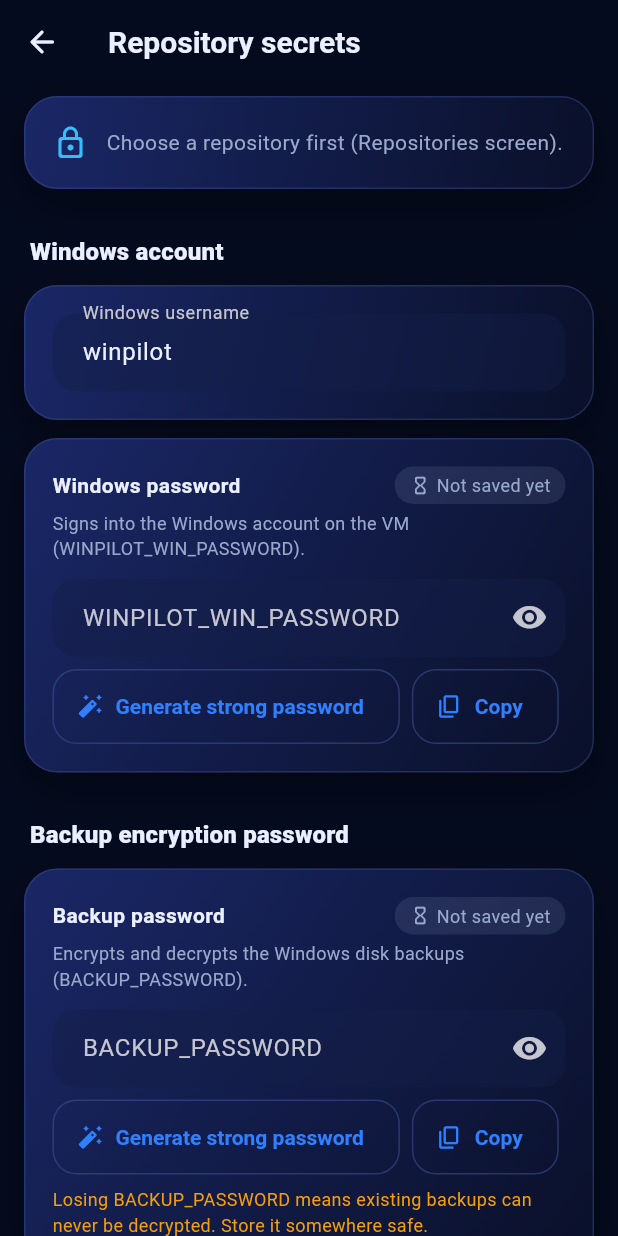
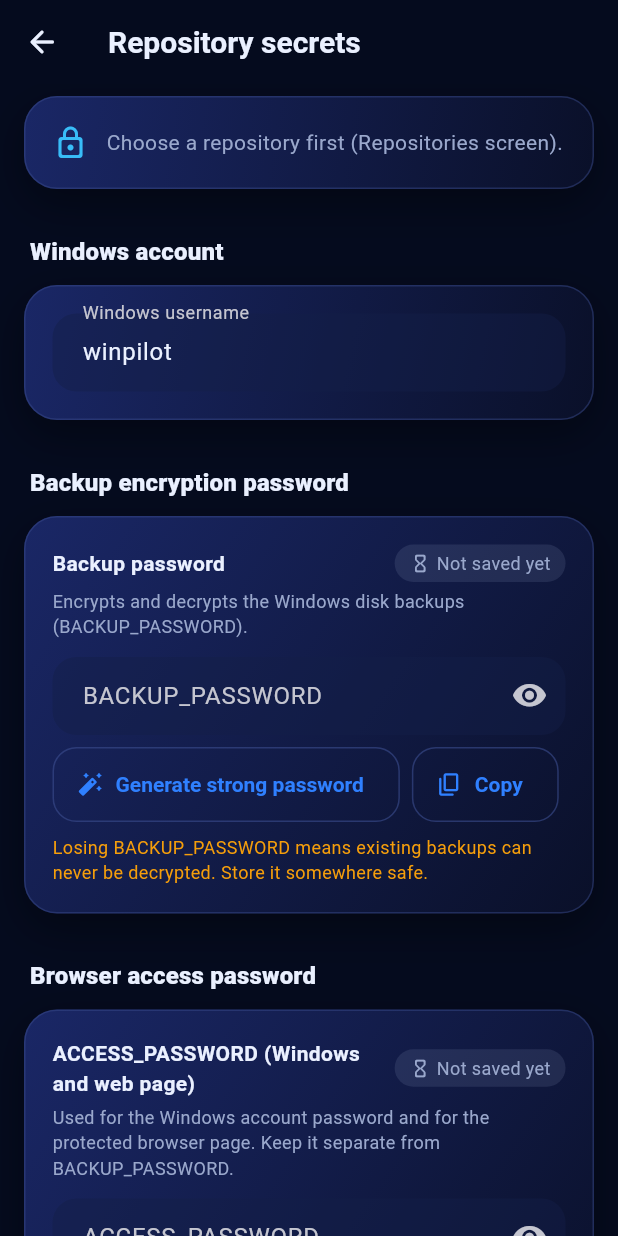
Before and after one commit to abiedadam0077/Windows-11-pro, a Flutter app: the SecretsPage screen opened by its route, on a phone screen of 412 x 824 dp. Run offline on Flutter 3.47's test engine with Material 3 defaults, Android fonts, the phone set to English and light mode, and no system bars; our stand-ins replace dio, file_picker, flutter_local_notifications, flutter_riverpod, flutter_secure_storage, go_router and 2 more; missing offline and left inert: pinenacl; accounts and stored records are empty.

Commit message:
One workflow secret set: BACKUP_PASSWORD, ACCESS_PASSWORD (Windows account and web page), TS_AUTHKEY (optional). Remove WINPILOT_WIN_PASSWORD. Add fresh_install input. Sealing cross-checked against libsodium. Secret write flow tested with a fake GitHub API
Co-authored-by: arena-agent <297053741+arena-agent@users.noreply.github.com>

```diff
--- a/lib/core/config/app_config.dart
+++ b/lib/core/config/app_config.dart
@@ -28,7 +28,8 @@ abstract final class AppConfig {
   static const workflowTemplateAsset = 'assets/workflows/verify-windows-11.yml';
   static const runnerLabel = 'ubuntu-latest';
   static const backupPasswordSecret = 'BACKUP_PASSWORD';
-  static const windowsPasswordSecret = 'WINPILOT_WIN_PASSWORD';
+  /// One password for the Windows account AND the protected web page (the workflow reads the same secret).
+  static const accessPasswordSecret = 'ACCESS_PASSWORD';
   static const tailscaleAuthKeySecret = 'TS_AUTHKEY';
   /// Repository variable the app sets to a run id to ask that session to stop and save its backup.
   static const stopVariable = 'WINPILOT_STOP_RUN';
--- a/lib/core/i18n/app_strings.dart
+++ b/lib/core/i18n/app_strings.dart
@@ -101,13 +101,13 @@ const Map<String, String> _en = {
   'secrets_all_saved': 'All three secrets are saved and confirmed by GitHub.',
   'secrets_access_weak': 'ACCESS_PASSWORD must be at least 12 characters with upper, lower, digit and symbol.',
   'secrets_win_title': 'Windows password',
-  'secrets_win_desc': 'Signs into the Windows account on the VM (WINPILOT_WIN_PASSWORD).',
+  'secrets_win_desc': 'Not a separate secret: the Windows account uses ACCESS_PASSWORD.',
   'secrets_backup_title': 'Backup password',
   'secrets_backup_desc': 'Encrypts and decrypts the Windows disk backups (BACKUP_PASSWORD).',
   'secrets_access_section': 'Browser access password',
-  'secrets_access_title': 'Access password',
-  'secrets_access_desc': 'Protects the browser page for the session (ACCESS_PASSWORD). Separate from the other two.',
-  'secrets_roles': 'WINPILOT_WIN_PASSWORD signs into Windows. BACKUP_PASSWORD encrypts backups. ACCESS_PASSWORD protects the browser page. Losing BACKUP_PASSWORD makes backups unreadable.',
+  'secrets_access_title': 'ACCESS_PASSWORD (Windows and web page)',
+  'secrets_access_desc': 'Used for the Windows account password and for the protected browser page. Keep it separate from BACKUP_PASSWORD.',
+  'secrets_roles': 'ACCESS_PASSWORD signs into Windows and protects the browser page. BACKUP_PASSWORD encrypts backups. Losing BACKUP_PASSWORD makes backups unreadable.',
   'secrets_title': 'Repository secrets',
   'secrets_settings_tile': 'Session secrets',
   'secrets_settings_tile_desc': 'Write the Windows and backup passwords to the repo as GitHub secrets',
@@ -279,7 +279,7 @@ const Map<String, String> _en = {
   'setup_password_hide': 'Hide',
   'setup_password_generate': 'Generate strong password',
   'setup_password_secure_title': 'How the password reaches the runner',
-  'setup_password_secure_body': 'WinPilot does not send the password to GitHub and does not save it. Copy it into a GitHub Actions Secret named WINPILOT_WIN_PASSWORD (repository → Settings → Secrets and variables → Actions). The workflow reads it at runtime and masks it in logs.',
+  'setup_password_secure_body': 'WinPilot does not send the password to GitHub and does not save it. Copy it into a GitHub Actions Secret named ACCESS_PASSWORD (repository → Settings → Secrets and variables → Actions). The workflow reads it at runtime and masks it in logs.',
   'setup_password_rules': 'Password rules',
   'pw_rule_length': 'At least 12 characters',
   'pw_rule_upper': 'An uppercase letter',
@@ -289,7 +289,7 @@ const Map<String, String> _en = {
   'pw_rule_username': 'Must not contain the username',
   'setup_rdp_toggle': 'Enable Remote Desktop (RDP)',
   'setup_rdp_toggle_desc': 'Turns on the RDP server on the runner for the bounded session.',
-  'setup_rdp_needs_secret': 'RDP needs the WINPILOT_WIN_PASSWORD secret to be set before launch.',
+  'setup_rdp_needs_secret': 'RDP needs the ACCESS_PASSWORD secret to be set before launch.',
   'setup_rdp_off_note': 'Without RDP the session only verifies the runner and reports diagnostics.',
   'setup_network_title': 'Tailscale network',
   'setup_network_desc': 'Tailscale connects the runner to your private tailnet. Installing Tailscale on your phone alone does NOT prepare the Windows runner.',
@@ -628,7 +628,7 @@ const Map<String, String> _en = {
   'warn_actions_unknown': 'Actions status could not be verified. The run may still fail if Actions is disabled.',
   'warn_private_repo_arm': 'Private repository: confirm that your plan provides GitHub-hosted Linux runners with KVM. The run stays queued if it does not.',
   'warn_workflow_missing': 'The verification workflow is not installed in this repository yet.',
-  'warn_secret_unknown': 'Secret status could not be verified. Make sure WINPILOT_WIN_PASSWORD and TS_AUTHKEY exist if you need them.',
+  'warn_secret_unknown': 'Secret status could not be verified. Make sure ACCESS_PASSWORD and TS_AUTHKEY exist if you need them.',
   // Added for session, RDP, settings, legal and history screens.
   'artifacts_empty_body': 'The run did not upload any artifacts, or they have expired.',
   'artifacts_expired_chip': 'Expired',
@@ -640,7 +640,7 @@ const Map<String, String> _en = {
   'history_clear_body': 'Only the local history on this device is removed. GitHub runs are not changed.',
   'history_clear_title': 'Clear session history?',
   'history_empty_body': 'Sessions you start from this device will appear here.',
-  'legal_privacy_body': 'WinPilot does not run its own backend server and does not collect analytics.\nOn this device: your GitHub sign-in token is kept in secure platform storage (Android Keystore). Preferences such as the default repository, workflow path, session length and language are kept in app storage. Session history is stored locally and can be cleared in History.\nSent to GitHub: the app calls the GitHub API on your behalf to read repositories, workflow files, runs, job logs and artifacts, and to dispatch the workflow runs you start. Requests go only to github.com and api.github.com.\nSecrets: the Windows password and the Tailscale auth key are never entered into this app and are never stored in the APK, settings or logs. You store them as GitHub Actions secrets (WINPILOT_WIN_PASSWORD and TS_AUTHKEY). The app only checks whether those secret names exist.\nLogs shown in the app are filtered to mask common secret patterns before display. Still treat logs as sensitive and never print secrets in your workflow.\nYou can sign out at any time in Settings; this deletes the token from this device. You can also revoke WinPilot\'s access in your GitHub settings.',
+  'legal_privacy_body': 'WinPilot does not run its own backend server and does not collect analytics.\nOn this device: your GitHub sign-in token is kept in secure platform storage (Android Keystore). Preferences such as the default repository, workflow path, session length and language are kept in app storage. Session history is stored locally and can be cleared in History.\nSent to GitHub: the app calls the GitHub API on your behalf to read repositories, workflow files, runs, job logs and artifacts, and to dispatch the workflow runs you start. Requests go only to github.com and api.github.com.\nSecrets: the Windows password and the Tailscale auth key are never entered into this app and are never stored in the APK, settings or logs. You store them as GitHub Actions secrets (ACCESS_PASSWORD and TS_AUTHKEY). The app only checks whether those secret names exist.\nLogs shown in the app are filtered to mask common secret patterns before display. Still treat logs as sensitive and never print secrets in your workflow.\nYou can sign out at any time in Settings; this deletes the token from this device. You can also revoke WinPilot\'s access in your GitHub settings.',
   'legal_terms_body': 'WinPilot is a client for GitHub Actions. It starts and monitors workflow runs in your own GitHub account and repositories. You are responsible for your use of GitHub, for complying with GitHub\'s Terms of Service and Actions usage limits, and for the Windows and Tailscale software that runs during a session.\nThe Windows 11 Pro runner (ubuntu-latest) is the only supported target. WinPilot does not substitute Windows Server, x64 runners or other providers. Availability of ubuntu-latest depends on your GitHub plan and repository visibility.\nSessions are temporary and bounded by the duration you choose. Do not use sessions to keep data you need, or for any activity that breaches an agreement or law.\nThe software is provided as is, without warranty. The developers are not liable for lost data, unavailable runners, or any damage arising from its use.',
   'limits_title': 'Operational limits',
   'limits_body': 'Runners are ephemeral: each session runs on a fresh machine that is removed when the session ends.\nFiles, programs and settings inside the Windows runner are not kept after the session. Only uploaded artifacts are kept, until their retention expires.\nSessions are bounded to the length you choose. Notifications and live updates work only while the app is open; there is no background service.\nubuntu-latest may be unavailable for private repositories depending on your GitHub plan. If no runner is available, the job waits in the queue and WinPilot shows that.\nA successful workflow run is not the same as RDP being ready. RDP is shown as ready only when the runner declares it, and the app checks port 3389 over Tailscale separately.\nTailscale must be connected on this phone to the same tailnet, and the IP must be inside 100.64.0.0/10.',
@@ -669,7 +669,7 @@ const Map<String, String> _en = {
   'rdp_step_1': 'Install Tailscale on this phone and sign in to the same tailnet as the runner.',
   'rdp_step_2': 'Start a session with Remote Desktop enabled and wait for the runner to report RDP ready.',
   'rdp_step_3': 'Copy the runner\'s Tailscale IP and check port 3389 from this screen.',
-  'rdp_step_4': 'Open the RDP client, connect to that IP with the username shown, and use the password stored as the WINPILOT_WIN_PASSWORD secret.',
+  'rdp_step_4': 'Open the RDP client, connect to that IP with the username shown, and use the password stored as the ACCESS_PASSWORD secret.',
   'rdp_step_5': 'When finished, cancel or wait for the session to end. The runner is removed automatically.',
   'session_actions_title': 'Actions',
   'session_activity_empty': 'No activity yet.',
@@ -808,13 +808,13 @@ const Map<String, String> _ar = {
   'secrets_all_saved': 'تم حفظ الأسرار الثلاثة وتأكيدها من GitHub.',
   'secrets_access_weak': 'يجب أن تكون ACCESS_PASSWORD 12 حرفاً على الأقل، وتحتوي على حرف كبير وصغير ورقم ورمز.',
   'secrets_win_title': 'كلمة مرور Windows',
-  'secrets_win_desc': 'لتسجيل الدخول إلى حساب Windows على الجهاز الافتراضي (WINPILOT_WIN_PASSWORD).',
+  'secrets_win_desc': 'ليس سراً منفصلاً: حساب Windows يستعمل ACCESS_PASSWORD.',
   'secrets_backup_title': 'كلمة مرور النسخ الاحتياطي',
   'secrets_backup_desc': 'تشفّر نسخ قرص Windows الاحتياطية وتفكّ تشفيرها (BACKUP_PASSWORD).',
   'secrets_access_section': 'كلمة مرور صفحة المتصفح',
-  'secrets_access_title': 'كلمة مرور الوصول',
-  'secrets_access_desc': 'تحمي صفحة المتصفح للجلسة (ACCESS_PASSWORD)، وهي منفصلة عن الاثنتين الأخريين.',
-  'secrets_roles': 'WINPILOT_WIN_PASSWORD لتسجيل الدخول إلى Windows. BACKUP_PASSWORD لتشفير النسخ. ACCESS_PASSWORD يحمي صفحة المتصفح. فقدان BACKUP_PASSWORD يعني أن النسخ لا يمكن فكّ تشفيرها.',
+  'secrets_access_title': 'ACCESS_PASSWORD (Windows وصفحة المتصفح)',
+  'secrets_access_desc': 'يُستعمل لكلمة سر حساب Windows ولصفحة المتصفح المحمية. أبقِه منفصلاً عن BACKUP_PASSWORD.',
+  'secrets_roles': 'ACCESS_PASSWORD لتسجيل الدخول إلى Windows وحماية صفحة المتصفح. BACKUP_PASSWORD لتشفير النسخ. فقدان BACKUP_PASSWORD يعني أن النسخ لا يمكن فكّ تشفيرها.',
   'secrets_title': 'أسرار المستودع',
   'secrets_settings_tile': 'أسرار الجلسة',
   'secrets_settings_tile_desc': 'حفظ كلمتي مرور Windows والنسخ الاحتياطي كأسرار GitHub في المستودع',
@@ -979,7 +979,7 @@ const Map<String, String> _ar = {
   'setup_password_hide': 'إخفاء',
   'setup_password_generate': 'توليد كلمة مرور قوية',
   'setup_password_secure_title': 'كيف تصل كلمة المرور إلى الـ Runner',
-  'setup_password_secure_body': 'لا يرسل WinPilot كلمة المرور إلى GitHub ولا يحفظها. انسخها إلى GitHub Actions Secret باسم WINPILOT_WIN_PASSWORD (المستودع ← Settings ← Secrets and variables ← Actions). يقرأها Workflow وقت التشغيل ويخفيها في السجلات.',
+  'setup_password_secure_body': 'لا يرسل WinPilot كلمة المرور إلى GitHub ولا يحفظها. انسخها إلى GitHub Actions Secret باسم ACCESS_PASSWORD (المستودع ← Settings ← Secrets and variables ← Actions). يقرأها Workflow وقت التشغيل ويخفيها في السجلات.',
   'setup_password_rules': 'شروط كلمة المرور',
   'pw_rule_length': '12 حرفاً على الأقل',
   'pw_rule_upper': 'حرف كبير',
@@ -989,7 +989,7 @@ const Map<String, String> _ar = {
   'pw_rule_username': 'ألا تحتوي اسم المستخدم',
   'setup_rdp_toggle': 'تفعيل سطح المكتب البعيد (RDP)',
   'setup_rdp_toggle_desc': 'يُفعّل خادم RDP على الـ Runner خلال الجلسة المحدودة.',
-  'setup_rdp_needs_secret': 'يحتاج RDP إلى وجود السر WINPILOT_WIN_PASSWORD قبل الإطلاق.',
+  'setup_rdp_needs_secret': 'يحتاج RDP إلى وجود السر ACCESS_PASSWORD قبل الإطلاق.',
   'setup_rdp_off_note': 'بدون RDP تتحقق الجلسة من الـ Runner وتعرض التشخيصات فقط.',
   'setup_network_title': 'شبكة Tailscale',
   'setup_network_desc': 'يربط Tailscale الـ Runner بشبكتك الخاصة. تثبيته على هاتفك وحده لا يجهّز جهاز Windows البعيد.',
@@ -1314,7 +1314,7 @@ const Map<String, String> _ar = {
   'warn_actions_unknown': 'تعذّر التحقق من حالة Actions. قد يفشل التشغيل إن كانت معطّلة.',
   'warn_private_repo_arm': 'مستودع خاص: تأكد أن خطتك توفر Runners Linux من GitHub مع KVM. إن لم تتوفر تبقى المهمة في الانتظار.',
   'warn_workflow_missing': 'ملف التحقق (Workflow) غير مثبّت في هذا المستودع بعد.',
-  'warn_secret_unknown': 'تعذّر التحقق من الأسرار. تأكد من وجود WINPILOT_WIN_PASSWORD وTS_AUTHKEY إن احتجتهما.',
+  'warn_secret_unknown': 'تعذّر التحقق من الأسرار. تأكد من وجود ACCESS_PASSWORD وTS_AUTHKEY إن احتجتهما.',
   // Added for session, RDP, settings, legal and history screens.
   'artifacts_empty_body': 'لم يرفع هذا التشغيل أي ملفات، أو أنها انتهت صلاحيتها.',
   'artifacts_expired_chip': 'منتهٍ',
@@ -1326,7 +1326,7 @@ const Map<String, String> _ar = {
   'history_clear_body': 'سيتم حذف السجل المحلي على هذا الجهاز فقط. عمليات التشغيل في GitHub لن تتغير.',
   'history_clear_title': 'مسح سجل الجلسات؟',
   'history_empty_body': 'ستظهر هنا الجلسات التي تبدأها من هذا الجهاز.',
-  'legal_privacy_body': 'لا يشغّل WinPilot خادماً خاصاً به، ولا يجمع بيانات تحليلية.\nعلى هذا الجهاز: يُحفظ رمز تسجيل الدخول إلى GitHub في التخزين الآمن للنظام (Android Keystore). وتُحفظ التفضيلات مثل المستودع الافتراضي ومسار سير العمل ومدة الجلسة واللغة في تخزين التطبيق. يُحفظ سجل الجلسات محلياً ويمكن مسحه من السجل.\nما يُرسل إلى GitHub: يستدعي التطبيق واجهة GitHub البرمجية نيابةً عنك لقراءة المستودعات وملفات سير العمل والتشغيلات وسجلات المهام والملفات المرفوعة، ولتشغيل سير العمل الذي تبدأه. الطلبات تذهب إلى github.com و api.github.com فقط.\nالأسرار: لا يُدخل كلمة مرور Windows ولا مفتاح Tailscale في هذا التطبيق، ولا يتم تخزينهما في ملف APK أو الإعدادات أو السجلات. تحفظهما كأسرار في GitHub Actions باسم WINPILOT_WIN_PASSWORD و TS_AUTHKEY. يتحقق التطبيق فقط من وجود أسماء هذه الأسرار.\nتُصفّى السجلات المعروضة لإخفاء أنماط الأسرار الشائعة قبل عرضها، لكن تعامل معها كبيانات حساسة ولا تطبع الأسرار في سير عملك.\nيمكنك تسجيل الخروج في أي وقت من الإعدادات، وسيؤدي ذلك إلى حذف الرمز من هذا الجهاز. ويمكنك أيضاً إلغاء صلاحية WinPilot من إعدادات GitHub.',
+  'legal_privacy_body': 'لا يشغّل WinPilot خادماً خاصاً به، ولا يجمع بيانات تحليلية.\nعلى هذا الجهاز: يُحفظ رمز تسجيل الدخول إلى GitHub في التخزين الآمن للنظام (Android Keystore). وتُحفظ التفضيلات مثل المستودع الافتراضي ومسار سير العمل ومدة الجلسة واللغة في تخزين التطبيق. يُحفظ سجل الجلسات محلياً ويمكن مسحه من السجل.\nما يُرسل إلى GitHub: يستدعي التطبيق واجهة GitHub البرمجية نيابةً عنك لقراءة المستودعات وملفات سير العمل والتشغيلات وسجلات المهام والملفات المرفوعة، ولتشغيل سير العمل الذي تبدأه. الطلبات تذهب إلى github.com و api.github.com فقط.\nالأسرار: لا يُدخل كلمة مرور Windows ولا مفتاح Tailscale في هذا التطبيق، ولا يتم تخزينهما في ملف APK أو الإعدادات أو السجلات. تحفظهما كأسرار في GitHub Actions باسم ACCESS_PASSWORD و TS_AUTHKEY. يتحقق التطبيق فقط من وجود أسماء هذه الأسرار.\nتُصفّى السجلات المعروضة لإخفاء أنماط الأسرار الشائعة قبل عرضها، لكن تعامل معها كبيانات حساسة ولا تطبع الأسرار في سير عملك.\nيمكنك تسجيل الخروج في أي وقت من الإعدادات، وسيؤدي ذلك إلى حذف الرمز من هذا الجهاز. ويمكنك أيضاً إلغاء صلاحية WinPilot من إعدادات GitHub.',
   'legal_terms_body': 'WinPilot واجهة لعمليات GitHub Actions. يبدأ ويراقب تشغيلات سير العمل في حسابك ومستودعاتك على GitHub. أنت مسؤول عن استخدامك لـ GitHub وعن الالتزام بشروط الخدمة وحدود Actions لديه، وعن برامج Windows وTailscale التي تعمل أثناء الجلسة.\nالهدف المدعوم الوحيد هو مشغّل Windows 11 Pro (ubuntu-latest). لا يستبدل WinPilot ذلك بـ Windows Server أو مشغّلات x64 أو مزودين آخرين. توفر ubuntu-latest يعتمد على خطة GitHub لديك وعلى رؤية المستودع.\nالجلسات مؤقتة ومحددة بالمدة التي تختارها. لا تستخدم الجلسات لتخزين بيانات تحتاج إلى الاحتفاظ بها، أو لأي نشاط يخالف اتفاقية أو قانوناً.\nالبرنامج مقدم كما هو دون أي ضمان. لا يتحمل المطورون مسؤولية فقدان البيانات أو عدم توفر المشغّلات أو أي ضرر ناتج عن الاستخدام.',
   'limits_title': 'حدود التشغيل',
   'limits_body': 'المشغّلات مؤقتة: كل جلسة تعمل على جهاز جديد يُزال عند انتهائها.\nلا تُحفظ الملفات والبرامج والإعدادات داخل مشغّل Windows بعد الجلسة. تُحفظ فقط الملفات المرفوعة كـ Artifacts حتى انتهاء مدة الاحتفاظ بها.\nالجلسات محددة بالمدة التي تختارها. تعمل الإشعارات والتحديثات المباشرة فقط أثناء فتح التطبيق؛ لا توجد خدمة خلفية.\nقد لا يكون ubuntu-latest متاحاً للمستودعات الخاصة حسب خطة GitHub لديك. إذا لم يتوفر مشغّل تبقى المهمة في الانتظار، ويعرض WinPilot ذلك.\nنجاح تشغيل سير العمل لا يعني أن RDP جاهز. لا يُعرض RDP كجاهز إلا عندما يعلن المشغّل ذلك، ويفحص التطبيق المنفذ 3389 عبر Tailscale بشكل منفصل.\nيجب أن يكون Tailscale متصلاً على هذا الهاتف بالشبكة نفسها، ويجب أن يقع العنوان ضمن 100.64.0.0/10.',
@@ -1355,7 +1355,7 @@ const Map<String, String> _ar = {
   'rdp_step_1': 'ثبّت Tailscale على هذا الهاتف وسجّل الدخول إلى الشبكة نفسها التي يعمل عليها المشغّل.',
   'rdp_step_2': 'ابدأ جلسة مع تفعيل Remote Desktop وانتظر حتى يعلن المشغّل أن RDP جاهز.',
   'rdp_step_3': 'انسخ عنوان Tailscale للمشغّل وافحص المنفذ 3389 من هذه الشاشة.',
-  'rdp_step_4': 'افتح تطبيق RDP واتصل بهذا العنوان باسم المستخدم المعروض، وكلمة المرور المخزّنة كسر WINPILOT_WIN_PASSWORD.',
+  'rdp_step_4': 'افتح تطبيق RDP واتصل بهذا العنوان باسم المستخدم المعروض، وكلمة المرور المخزّنة كسر ACCESS_PASSWORD.',
   'rdp_step_5': 'عند الانتهاء ألغِ الجلسة أو انتظر انتهاءها. يُحذف المشغّل تلقائياً.',
   'session_actions_title': 'الإجراءات',
   'session_activity_empty': 'لا يوجد نشاط بعد.',
--- a/lib/data/repositories/github_repository.dart
+++ b/lib/data/repositories/github_repository.dart
@@ -39,7 +39,7 @@ class GitHubRepository {
     final file = await _api.getFile(repo.owner, repo.name, workflowPath, ref: repo.defaultBranch);
     if (file == null) warnings.add('warn_workflow_missing');
 
-    final password = await _api.secretExists(repo.owner, repo.name, AppConfig.windowsPasswordSecret);
+    final password = await _api.secretExists(repo.owner, repo.name, AppConfig.accessPasswordSecret);
     final tailscale = await _api.secretExists(repo.owner, repo.name, AppConfig.tailscaleAuthKeySecret);
     if (password == null) warnings.add('warn_secret_unknown');
 
@@ -56,7 +56,7 @@ class GitHubRepository {
   }
 
   Future<RepoSecretsStatus> secretsStatus(RepoSummary repo) async => RepoSecretsStatus(
-        password: await _api.secretExists(repo.owner, repo.name, AppConfig.windowsPasswordSecret),
+        password: await _api.secretExists(repo.owner, repo.name, AppConfig.accessPasswordSecret),
         tailscale: await _api.secretExists(repo.owner, repo.name, AppConfig.tailscaleAuthKeySecret),
       );
 
--- a/lib/features/secrets/secrets_page.dart
+++ b/lib/features/secrets/secrets_page.dart
@@ -31,25 +31,21 @@ class SecretsPage extends ConsumerStatefulWidget {
 
 enum SecretSaveState { idle, saving, saved, failed }
 
-const _kWinPassword = 'WINPILOT_WIN_PASSWORD';
 const _kBackupPassword = 'BACKUP_PASSWORD';
 const _kAccessPassword = 'ACCESS_PASSWORD';
 const _kTsKey = 'TS_AUTHKEY';
 
 class _SecretsPageState extends ConsumerState<SecretsPage> {
   late final TextEditingController _user;
-  final _winPw = TextEditingController();
   final _backupPw = TextEditingController();
   final _accessPw = TextEditingController();
   final _tsPw = TextEditingController();
   final _shown = <String, bool>{
-    _kWinPassword: false,
     _kBackupPassword: false,
     _kAccessPassword: false,
     _kTsKey: false,
   };
   final _state = <String, SecretSaveState>{
-    _kWinPassword: SecretSaveState.idle,
     _kBackupPassword: SecretSaveState.idle,
     _kAccessPassword: SecretSaveState.idle,
     _kTsKey: SecretSaveState.idle,
@@ -66,7 +62,6 @@ class _SecretsPageState extends ConsumerState<SecretsPage> {
   @override
   void dispose() {
     _user.dispose();
-    _winPw.dispose();
     _backupPw.dispose();
     _accessPw.dispose();
     _tsPw.dispose();
@@ -74,7 +69,6 @@ class _SecretsPageState extends ConsumerState<SecretsPage> {
   }
 
   TextEditingController _controller(String name) => switch (name) {
-        _kWinPassword => _winPw,
         _kBackupPassword => _backupPw,
         _kTsKey => _tsPw,
         _ => _accessPw,
@@ -87,13 +81,10 @@ class _SecretsPageState extends ConsumerState<SecretsPage> {
     if (!Validators.isValidWindowsUsername(_user.text.trim())) {
       return s.t('secrets_username_invalid');
     }
-    if (PasswordPolicy.violations(_winPw.text, username: _user.text.trim()).isNotEmpty) {
-      return s.t('secrets_password_weak');
-    }
     if (PasswordPolicy.violations(_backupPw.text).isNotEmpty) {
       return s.t('secrets_backup_weak');
     }
-    if (PasswordPolicy.violations(_accessPw.text).isNotEmpty) {
+    if (PasswordPolicy.violations(_accessPw.text, username: _user.text.trim()).isNotEmpty) {
       return s.t('secrets_access_weak');
     }
     if (_tsPw.text.trim().isNotEmpty && !Validators.isValidTailscaleAuthKey(_tsPw.text)) {
@@ -117,7 +108,7 @@ class _SecretsPageState extends ConsumerState<SecretsPage> {
       _error = null;
     });
     // Only secrets not yet confirmed are written, so a retry does not re-send the others.
-    for (final name in [_kWinPassword, _kBackupPassword, _kAccessPassword, _kTsKey]) {
+    for (final name in [_kBackupPassword, _kAccessPassword, _kTsKey]) {
       if (_state[name] == SecretSaveState.saved) continue;
       // TS_AUTHKEY is optional: skipped unless the user typed one.
       if (name == _kTsKey && _tsPw.text.trim().isEmpty) continue;
@@ -292,12 +283,6 @@ class _SecretsPageState extends ConsumerState<SecretsPage> {
               ),
             ),
             const SizedBox(height: 12),
-            _passwordCard(
-              s,
-              name: _kWinPassword,
-              title: s.t('secrets_win_title'),
-              description: s.t('secrets_win_desc'),
-            ),
             SectionTitle(s.t('secrets_backup_section')),
             _passwordCard(
               s,
```
Also changed, not shown: lib/features/setup/setup_wizard_page.dart (+4 -4 lines), 6 other files.
